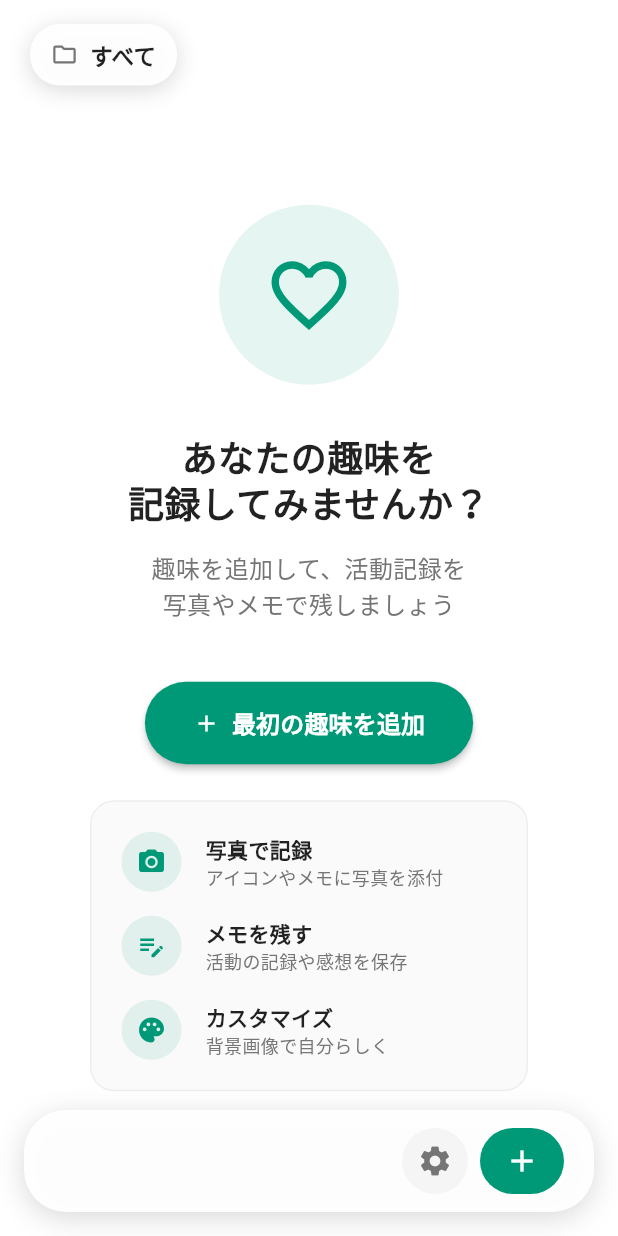
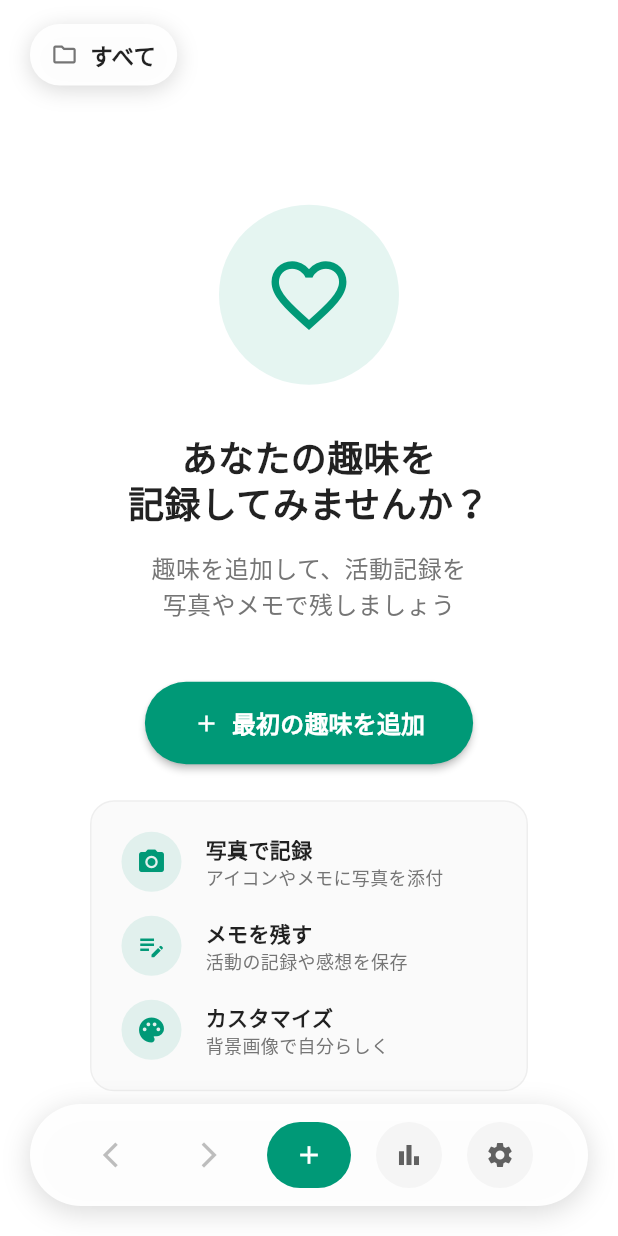
Before and after one commit to tomurango/shuumy-app, a Flutter app: the screen it shows after launch, on a phone screen of 412 x 824 dp. Run offline on Flutter 3.47's test engine with Material 3 defaults, Android fonts, the phone set to English and light mode, and no system bars; our stand-ins replace flutter_riverpod, image_picker, in_app_purchase, package_info_plus.

Commit message:
feat: ホーム画面ツールバーとカテゴリ選択機能を大幅改善
- カテゴリ名タップ時のドロップダウン選択機能を追加
- ツールバーを5ボタン構成に変更（左矢印、右矢印、趣味追加、活動記録、設定）
- Material Design 3準拠の円形ボタンデザインを採用
- ツールバーコンテナを完全な半円形に変更
- 趣味追加ボタンをカプセル型でアクセント表示
- ツールバーとカードの横幅を統一（20pxマージン）
- カテゴリ切り替え時のスムーズアニメーション実装

🤖 Generated with [Claude Code](https://claude.ai/code)

Co-Authored-By: Claude <noreply@anthropic.com>

```diff
--- a/lib/src/screens/home_screen.dart
+++ b/lib/src/screens/home_screen.dart
@@ -427,6 +427,8 @@ class _HomeScreenState extends ConsumerState<HomeScreen> with TickerProviderStat
             top: 0,
             left: 0,
             child: SafeArea(
+              child: GestureDetector(
+                onTap: () => _showCategoryDropdown(context),
                 child: Container(
                   margin: const EdgeInsets.only(left: 20, top: 16),
                   padding: const EdgeInsets.symmetric(horizontal: 14, vertical: 10),
@@ -463,6 +465,7 @@ class _HomeScreenState extends ConsumerState<HomeScreen> with TickerProviderStat
                 ),
               ),
             ),
+          ),
 
           // Floating ToolBar（下部）
           Positioned(
@@ -471,11 +474,11 @@ class _HomeScreenState extends ConsumerState<HomeScreen> with TickerProviderStat
             right: 0,
             child: SafeArea(
               child: Container(
-                margin: const EdgeInsets.all(16),
+                margin: const EdgeInsets.all(20),
                 padding: const EdgeInsets.symmetric(horizontal: 20, vertical: 12),
                 decoration: BoxDecoration(
                   color: Colors.white.withOpacity(0.95),
-                  borderRadius: BorderRadius.circular(28),
+                  borderRadius: BorderRadius.circular(50),
                   boxShadow: [
                     BoxShadow(
                       color: Colors.black.withOpacity(0.15),
@@ -485,64 +488,55 @@ class _HomeScreenState extends ConsumerState<HomeScreen> with TickerProviderStat
                   ],
                 ),
                 child: Row(
+                  mainAxisAlignment: MainAxisAlignment.spaceEvenly,
                   children: [
-                    // カテゴリ切り替え（複数の場合のみ）
-                    if (categories.length > 1) ...[
-                      Expanded(
-                        child: Container(
-                          height: 40,
-                          child: ListView.builder(
-                            scrollDirection: Axis.horizontal,
-                            itemCount: categories.length,
-                            itemBuilder: (context, index) {
-                              final category = categories[index];
-                              final isSelected = index == _currentPageIndex;
-                              return GestureDetector(
-                                onTap: () {
-                                  _pageController.animateToPage(
-                                    index,
-                                    duration: const Duration(milliseconds: 300),
-                                    curve: Curves.easeInOut,
+                    // 左矢印（前のカテゴリ）
+                    _buildToolbarButton(
+                      icon: Icons.arrow_back_ios,
+                      onPressed: _currentPageIndex > 0
+                          ? () => _navigateToCategory(_currentPageIndex - 1)
+                          : null,
+                    ),
+
+                    // 右矢印（次のカテゴリ）
+                    _buildToolbarButton(
+                      icon: Icons.arrow_forward_ios,
+                      onPressed: _currentPageIndex < categories.length - 1
+                          ? () => _navigateToCategory(_currentPageIndex + 1)
+                          : null,
+                    ),
+
+                    // 趣味追加
+                    _buildToolbarButton(
+                      icon: Icons.add,
+                      onPressed: () {
+                        Navigator.push(
+                          context,
+                          MaterialPageRoute(
+                            builder: (_) => const AddHobbyScreen(),
+                          ),
                         );
                       },
-                                child: Container(
-                                  margin: const EdgeInsets.only(right: 8),
-                                  padding: const EdgeInsets.symmetric(horizontal: 16, vertical: 8),
-                                  decoration: BoxDecoration(
-                                    color: isSelected
-                                        ? const Color(0xFF009977)
-                                        : Colors.transparent,
-                                    borderRadius: BorderRadius.circular(20),
+                      isAccent: true,
+                      isPill: true,
                     ),
-                                  child: Center(
-                                    child: Text(
-                                      category.name,
-                                      style: TextStyle(
-                                        color: isSelected
-                                            ? Colors.white
-                                            : const Color(0xFF009977),
-                                        fontSize: 14,
-                                        fontWeight: FontWeight.w600,
-                                      ),
-                                    ),
-                                  ),
+
+                    // 活動記録確認（未実装）
+                    _buildToolbarButton(
+                      icon: Icons.bar_chart,
+                      onPressed: () {
+                        ScaffoldMessenger.of(context).showSnackBar(
+                          const SnackBar(
+                            content: Text('活動記録機能は準備中です'),
+                            duration: Duration(seconds: 2),
                           ),
                         );
                       },
                     ),
-                        ),
-                      ),
-                      const SizedBox(width: 12),
-                    ] else ...[
-                      // カテゴリが1つの場合は中央寄せのスペーサー
-                      const Spacer(),
-                    ],
 
-                    // 設定ボタン
-                    Container(
-                      width: 44,
-                      height: 44,
-                      child: IconButton(
+                    // 設定
+                    _buildToolbarButton(
+                      icon: Icons.settings,
                       onPressed: () async {
                         final result = await Navigator.push(
                           context,
@@ -555,44 +549,6 @@ class _HomeScreenState extends ConsumerState<HomeScreen> with TickerProviderStat
                           ref.read(categoryListProvider.notifier).reload();
                         }
                       },
-                        icon: Icon(
-                          Icons.settings,
-                          color: Colors.grey[600],
-                          size: 24,
-                        ),
-                        style: IconButton.styleFrom(
-                          backgroundColor: Colors.grey[100],
-                          shape: RoundedRectangleBorder(
-                            borderRadius: BorderRadius.circular(22),
-                          ),
-                        ),
-                      ),
-                    ),
-
-                    const SizedBox(width: 8),
-
-                    // 追加FAB
-                    Container(
-                      width: 56,
-                      height: 44,
-                      child: FloatingActionButton(
-                        heroTag: "add",
-                        onPressed: () {
-                          Navigator.push(
-                            context,
-                            MaterialPageRoute(
-                              builder: (_) => const AddHobbyScreen(),
-                            ),
-                          );
-                        },
-                        backgroundColor: const Color(0xFF009977),
-                        foregroundColor: Colors.white,
-                        elevation: 0,
-                        shape: RoundedRectangleBorder(
-                          borderRadius: BorderRadius.circular(22),
-                        ),
-                        child: const Icon(Icons.add, size: 24),
-                      ),
                     ),
                   ],
                 ),
@@ -602,6 +558,139 @@ class _HomeScreenState extends ConsumerState<HomeScreen> with TickerProviderStat
         ],
       ),
 
+    );
+  }
+
+  /// カテゴリー選択ドロップダウンを表示
+  void _showCategoryDropdown(BuildContext context) {
+    final categories = ref.read(categoryListProvider);
+
+    showModalBottomSheet(
+      context: context,
+      backgroundColor: Colors.transparent,
+      builder: (BuildContext context) {
+        return Container(
+          decoration: const BoxDecoration(
+            color: Colors.white,
+            borderRadius: BorderRadius.vertical(top: Radius.circular(20)),
+          ),
+          child: Column(
+            mainAxisSize: MainAxisSize.min,
+            children: [
+              // ハンドルバー
+              Container(
+                margin: const EdgeInsets.only(top: 12),
+                height: 4,
+                width: 40,
+                decoration: BoxDecoration(
+                  color: Colors.grey[300],
+                  borderRadius: BorderRadius.circular(2),
+                ),
+              ),
+              // タイトル
+              Container(
+                padding: const EdgeInsets.all(20),
+                child: const Text(
+                  'カテゴリを選択',
+                  style: TextStyle(
+                    fontSize: 18,
+                    fontWeight: FontWeight.w600,
+                    color: Colors.black87,
+                  ),
+                ),
+              ),
+              // カテゴリリスト
+              Flexible(
+                child: ListView.builder(
+                  shrinkWrap: true,
+                  itemCount: categories.length,
+                  itemBuilder: (context, index) {
+                    final category = categories[index];
+                    final isSelected = index == _currentPageIndex;
+
+                    return ListTile(
+                      leading: Icon(
+                        Icons.folder_outlined,
+                        color: isSelected ? const Color(0xFF009977) : Colors.grey[600],
+                      ),
+                      title: Text(
+                        category.name,
+                        style: TextStyle(
+                          color: isSelected ? const Color(0xFF009977) : Colors.black87,
+                          fontWeight: isSelected ? FontWeight.w600 : FontWeight.normal,
+                        ),
+                      ),
+                      trailing: isSelected
+                          ? const Icon(
+                              Icons.check,
+                              color: Color(0xFF009977),
+                            )
+                          : null,
+                      onTap: () {
+                        Navigator.pop(context);
+                        _pageController.animateToPage(
+                          index,
+                          duration: const Duration(milliseconds: 300),
+                          curve: Curves.easeInOut,
+                        );
+                      },
+                    );
+                  },
+                ),
+              ),
+              // 下部の余白
+              const SizedBox(height: 20),
+            ],
+          ),
+        );
+      },
+    );
+  }
+
+  /// カテゴリーに移動
+  void _navigateToCategory(int index) {
+    _pageController.animateToPage(
+      index,
+      duration: const Duration(milliseconds: 300),
+      curve: Curves.easeInOut,
+    );
+  }
+
+  /// ツールバーボタンを構築
+  Widget _buildToolbarButton({
+    required IconData icon,
+    required VoidCallback? onPressed,
+    bool isAccent = false,
+    bool isPill = false,
+  }) {
+    return Container(
+      width: isPill ? 56 : 44,
+      height: 44,
+      child: IconButton(
+        onPressed: onPressed,
+        icon: Icon(
+          icon,
+          color: isAccent
+              ? Colors.white
+              : onPressed != null
+                  ? Colors.grey[700]
+                  : Colors.grey[400],
+          size: 20,
+        ),
+        style: IconButton.styleFrom(
+          backgroundColor: isAccent
+              ? const Color(0xFF009977)
+              : onPressed != null
+                  ? Colors.grey[100]
+                  : Colors.grey[50],
+          shape: isPill
+              ? RoundedRectangleBorder(
+                  borderRadius: BorderRadius.circular(22),
+                )
+              : const CircleBorder(),
+          elevation: 0,
+        ),
+      ),
     );
   }
 
```
Lines whose indentation alone changed are shown as unchanged.
